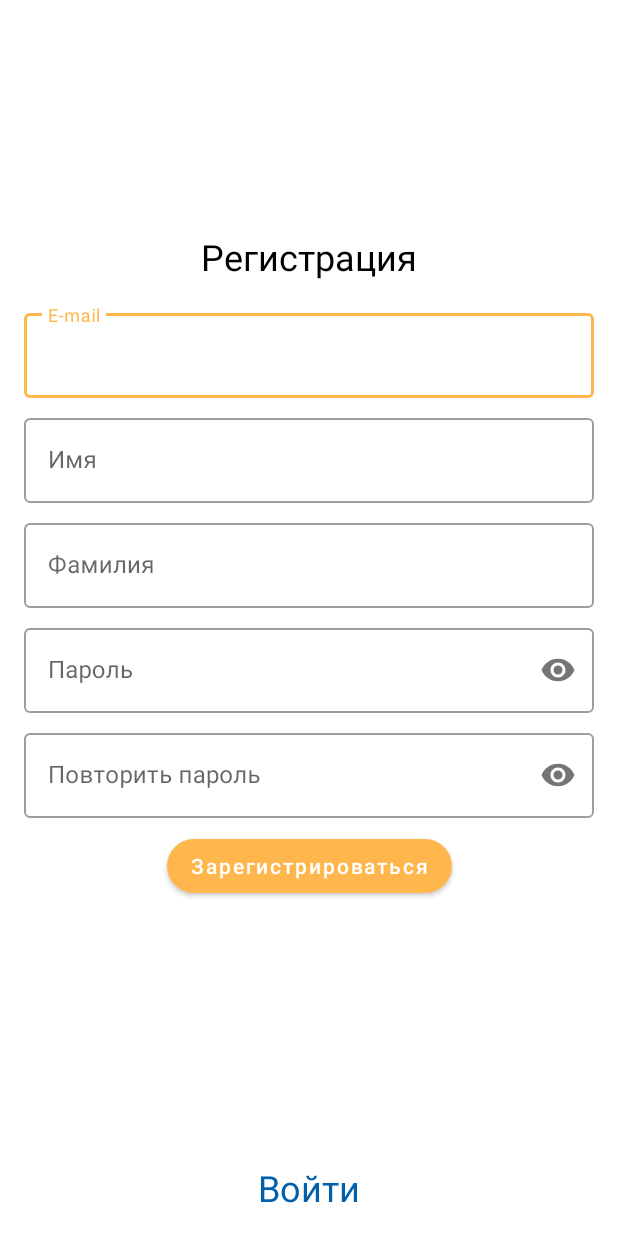
After one commit to VasiliZ/Running-tracker, an Android app: the layout fragment_registration.xml on its own in the app's theme, with its tools: preview values and no code run, on a phone screen of 412 x 824 dp. The commit adds this screen. Run offline under Robolectric (Android 15) with nearby library versions, the phone set to English and light mode, and no system bars.

Commit message:
create registration screen

```diff
--- a/app/src/main/AndroidManifest.xml
+++ b/app/src/main/AndroidManifest.xml
@@ -16,7 +16,9 @@
                 <category android:name="android.intent.category.LAUNCHER" />
             </intent-filter>
         </activity>
-        <activity android:name=".ui.login.LoginActivity" />
+        <activity
+            android:name=".ui.login.LoginActivity"
+            android:screenOrientation="portrait" />
     </application>
 
 </manifest>
--- /dev/null
+++ b/app/src/main/java/com/github/rtyvz/senla/tr/runningtracker/ui/login/LoginFlowContract.kt
@@ -0,0 +1,6 @@
+package com.github.rtyvz.senla.tr.runningtracker.ui.login
+
+interface LoginFlowContract {
+    fun openLoginFragment()
+    fun openRegistrationFragment()
+}
--- /dev/null
+++ b/app/src/main/res/layout/fragment_registration.xml
@@ -0,0 +1,151 @@
+<?xml version="1.0" encoding="utf-8"?>
+<androidx.constraintlayout.widget.ConstraintLayout xmlns:android="http://schemas.android.com/apk/res/android"
+    xmlns:app="http://schemas.android.com/apk/res-auto"
+    android:layout_width="match_parent"
+    android:layout_height="match_parent"
+    android:layout_margin="@dimen/middle_margin">
+
+    <com.google.android.material.textview.MaterialTextView
+        android:id="@+id/registrationTextView"
+        android:layout_width="wrap_content"
+        android:layout_height="wrap_content"
+        android:layout_marginBottom="@dimen/middle_margin"
+        android:text="@string/registration_fragment_registration_label"
+        android:textColor="@color/text_color_black"
+        android:textSize="@dimen/middle_text_size"
+        app:layout_constraintBottom_toTopOf="@id/emailTextInputLayout"
+        app:layout_constraintEnd_toEndOf="parent"
+        app:layout_constraintStart_toStartOf="parent"
+        app:layout_constraintTop_toTopOf="parent"
+        app:layout_constraintVertical_chainStyle="packed" />
+
+    <com.google.android.material.textfield.TextInputLayout
+        android:id="@+id/emailTextInputLayout"
+        style="@style/Widget.MaterialComponents.TextInputLayout.OutlinedBox"
+        android:layout_width="0dp"
+        android:layout_height="wrap_content"
+        app:layout_constraintBottom_toTopOf="@id/nameInputLayout"
+        app:layout_constraintEnd_toEndOf="parent"
+        app:layout_constraintStart_toStartOf="parent"
+        app:layout_constraintTop_toBottomOf="@id/registrationTextView">
+
+        <com.google.android.material.textfield.TextInputEditText
+            android:id="@+id/emailEditText"
+            android:layout_width="match_parent"
+            android:layout_height="wrap_content"
+            android:hint="@string/registration_fragment_email_hint"
+            android:inputType="textEmailAddress" />
+    </com.google.android.material.textfield.TextInputLayout>
+
+    <com.google.android.material.textfield.TextInputLayout
+        android:id="@+id/nameInputLayout"
+        style="@style/Widget.MaterialComponents.TextInputLayout.OutlinedBox"
+        android:layout_width="0dp"
+        android:layout_height="wrap_content"
+        android:layout_marginVertical="@dimen/small_margin"
+        app:layout_constraintBottom_toTopOf="@id/lastNameInputLayout"
+        app:layout_constraintEnd_toEndOf="parent"
+        app:layout_constraintStart_toStartOf="parent"
+        app:layout_constraintTop_toBottomOf="@id/emailTextInputLayout">
+
+        <com.google.android.material.textfield.TextInputEditText
+            android:id="@+id/nameEditText"
+            android:layout_width="match_parent"
+            android:layout_height="wrap_content"
+            android:hint="@string/registration_fragment_name_hint"
+            android:inputType="text" />
+    </com.google.android.material.textfield.TextInputLayout>
+
+    <com.google.android.material.textfield.TextInputLayout
+        android:id="@+id/lastNameInputLayout"
+        style="@style/Widget.MaterialComponents.TextInputLayout.OutlinedBox"
+        android:layout_width="0dp"
+        android:layout_height="wrap_content"
+        app:layout_constraintBottom_toTopOf="@id/passwordInputLayout"
+        app:layout_constraintEnd_toEndOf="parent"
+        app:layout_constraintStart_toStartOf="parent"
+        app:layout_constraintTop_toBottomOf="@id/nameInputLayout">
+
+        <com.google.android.material.textfield.TextInputEditText
+            android:id="@+id/lastNameEditText"
+            android:layout_width="match_parent"
+            android:layout_height="wrap_content"
+            android:hint="@string/registration_fragment_last_name_hint"
+            android:inputType="text" />
+    </com.google.android.material.textfield.TextInputLayout>
+
+    <com.google.android.material.textfield.TextInputLayout
+        android:id="@+id/passwordInputLayout"
+        style="@style/Widget.MaterialComponents.TextInputLayout.OutlinedBox"
+        android:layout_width="0dp"
+        android:layout_height="wrap_content"
+        android:layout_marginVertical="@dimen/small_margin"
+        app:layout_constraintBottom_toTopOf="@id/repeatPasswordInputLayout"
+        app:layout_constraintEnd_toEndOf="parent"
+        app:layout_constraintStart_toStartOf="parent"
+        app:layout_constraintTop_toBottomOf="@id/lastNameInputLayout"
+        app:passwordToggleEnabled="true">
+
+        <com.google.android.material.textfield.TextInputEditText
+            android:id="@+id/passwordEditText"
+            android:layout_width="match_parent"
+            android:layout_height="wrap_content"
+            android:hint="@string/registration_fragment_password_hint"
+            android:inputType="textPassword" />
+    </com.google.android.material.textfield.TextInputLayout>
+
+    <com.google.android.material.textfield.TextInputLayout
+        android:id="@+id/repeatPasswordInputLayout"
+        style="@style/Widget.MaterialComponents.TextInputLayout.OutlinedBox"
+        android:layout_width="0dp"
+        android:layout_height="wrap_content"
+        app:layout_constraintBottom_toTopOf="@id/registrationButton"
+        app:layout_constraintEnd_toEndOf="parent"
+        app:layout_constraintStart_toStartOf="parent"
+        app:layout_constraintTop_toBottomOf="@id/passwordInputLayout"
+        app:passwordToggleEnabled="true">
+
+        <com.google.android.material.textfield.TextInputEditText
+            android:id="@+id/repeatPasswordEditText"
+            android:layout_width="match_parent"
+            android:layout_height="wrap_content"
+            android:hint="@string/registration_fragment_repeat_password_hint"
+            android:inputType="textPassword" />
+    </com.google.android.material.textfield.TextInputLayout>
+
+    <com.google.android.material.button.MaterialButton
+        android:id="@+id/registrationButton"
+        android:layout_width="wrap_content"
+        android:layout_height="wrap_content"
+        android:layout_marginTop="@dimen/small_margin"
+        android:text="@string/registration_fragment_registration_button_label"
+        android:textAllCaps="false"
+        app:cornerRadius="@dimen/middle_corner_radius"
+        app:layout_constraintBottom_toTopOf="@id/errorTextView"
+        app:layout_constraintEnd_toEndOf="parent"
+        app:layout_constraintStart_toStartOf="parent"
+        app:layout_constraintTop_toBottomOf="@id/repeatPasswordInputLayout" />
+
+    <com.google.android.material.textview.MaterialTextView
+        android:id="@+id/errorTextView"
+        android:layout_width="wrap_content"
+        android:layout_height="wrap_content"
+        android:layout_marginTop="@dimen/middle_margin"
+        android:textColor="@color/error_color"
+        app:layout_constraintBottom_toTopOf="@id/loginActionTextView"
+        app:layout_constraintEnd_toEndOf="parent"
+        app:layout_constraintStart_toStartOf="parent"
+        app:layout_constraintTop_toBottomOf="@id/registrationButton" />
+
+    <com.google.android.material.textview.MaterialTextView
+        android:id="@+id/loginActionTextView"
+        android:layout_width="wrap_content"
+        android:layout_height="wrap_content"
+        android:text="@string/registration_fragment_login_label"
+        android:textColor="@color/link_color"
+        android:textSize="@dimen/middle_text_size"
+        app:layout_constraintBottom_toBottomOf="parent"
+        app:layout_constraintEnd_toEndOf="parent"
+        app:layout_constraintStart_toStartOf="parent" />
+
+</androidx.constraintlayout.widget.ConstraintLayout>
--- a/app/src/main/res/values/colors.xml
+++ b/app/src/main/res/values/colors.xml
@@ -10,6 +10,8 @@
     <color name="on_primary_color_dark">#000000</color>
     <color name="splash_screen_background">#4CBAFF</color>
     <color name="text_color_black">#000000</color>
+    <color name="link_color">#0060AC</color>
+    <color name="error_color">#FF0000</color>
 
     <array name="text_gradient_color">
         <item>@color/start_text_gradient</item>
--- a/app/src/main/res/values/dimens.xml
+++ b/app/src/main/res/values/dimens.xml
@@ -5,7 +5,12 @@
 
     <!--margin-->
     <dimen name="small_margin">8dp</dimen>
+    <dimen name="middle_margin">16dp</dimen>
 
     <!--text size-->
+    <dimen name="middle_text_size">24sp</dimen>
     <dimen name="big_text_size">32sp</dimen>
+
+    <!--corner radius-->
+    <dimen name="middle_corner_radius">20dp</dimen>
 </resources>
--- a/app/src/main/res/values/strings.xml
+++ b/app/src/main/res/values/strings.xml
@@ -1,3 +1,23 @@
 <resources>
     <string name="app_name">Running tracker</string>
+
+    <!--registration fragment-->
+    <string name="registration_fragment_registration_label">Регистрация</string>
+    <string name="registration_fragment_email_hint">E-mail</string>
+    <string name="registration_fragment_name_hint">Имя</string>
+    <string name="registration_fragment_last_name_hint">Фамилия</string>
+    <string name="registration_fragment_password_hint">Пароль</string>
+    <string name="registration_fragment_repeat_password_hint">Повторить пароль</string>
+    <string name="registration_fragment_login_label">Войти</string>
+    <string name="registration_fragment_registration_button_label">Зарегистрироваться</string>
+    <string name="registration_fragment_empty_fields_error">Поля не должны быть пустыми</string>
+    <string name="registration_fragment_match_email_error">Введите правильный E-mail</string>
+    <string name="registration_fragment_password_matches_error">Пароли должны быть одинаковыми</string>
+
+    <!--login fragment-->
+    <string name="login_fragment_login_label">Вход</string>
+    <string name="login_fragment_email_hint">E-mail</string>
+    <string name="login_fragment_name_hint">Имя</string>
+    <string name="login_fragment_login_button_label">Войти</string>
+    <string name="login_fragment_registration_label">Регистрация</string>
 </resources>
```
Also changed, not shown: app/src/main/java/com/github/rtyvz/senla/tr/runningtracker/ui/login/LoginActivity.kt (+60 -1 lines), app/src/main/java/com/github/rtyvz/senla/tr/runningtracker/ui/login/LoginFragment.kt (added, +57 -0 lines), app/src/main/java/com/github/rtyvz/senla/tr/runningtracker/ui/login/RegistrationFragment.kt (added, +105 -0 lines), app/src/main/res/layout/activity_login.xml (+5 -3 lines), app/src/main/res/layout/fragment_login.xml (added, +83 -0 lines).
